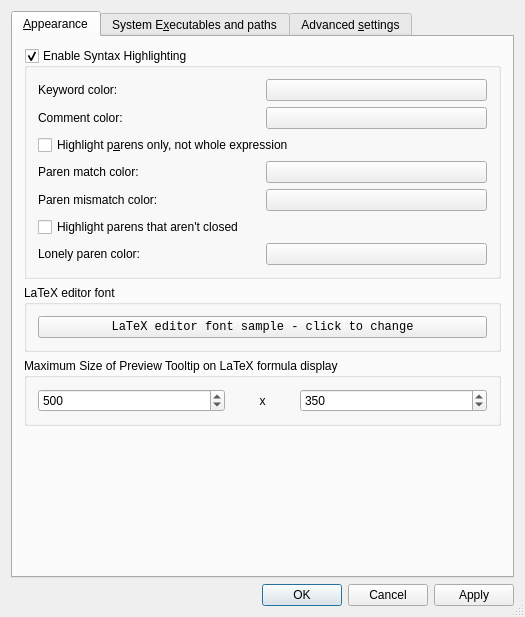
CryFeiFei/klatexformula, file src/klfsettingsui.ui: the form before one commit.
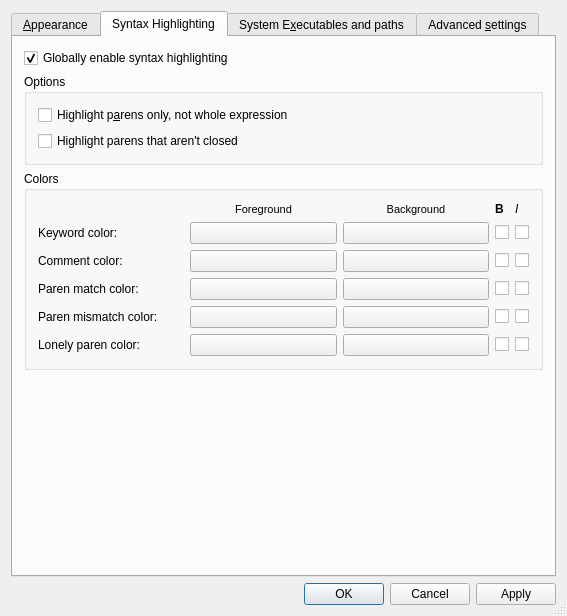
The form after the commit. The open tabs and pages were chosen to show the change. Icons and pictures are not drawn. Custom widgets are drawn as their Qt base class.

Commit message: bugfixes, added meta-info in saved images, added preview tooltip, ... has syntax highlighting (though not sure it's new)

The edit to the form file:
```diff
--- a/src/klfsettingsui.ui
+++ b/src/klfsettingsui.ui
@@ -9,8 +9,8 @@
    <rect>
     <x>0</x>
     <y>0</y>
-    <width>525</width>
-    <height>617</height>
+    <width>567</width>
+    <height>616</height>
    </rect>
   </property>
   <property name="minimumSize" >
@@ -37,15 +37,283 @@
       </attribute>
       <layout class="QVBoxLayout" name="verticalLayout_2" >
        <item>
-        <widget class="QGroupBox" name="gbxSH" >
+        <widget class="QGroupBox" name="gbxEditorFont" >
          <property name="title" >
-          <string>Enable Syntax Highlighting</string>
+          <string>LaTeX editor fonts</string>
          </property>
-         <property name="checkable" >
+         <layout class="QVBoxLayout" name="verticalLayout" >
+          <item>
+           <widget class="QPushButton" name="btnAppearFont" >
+            <property name="font" >
+             <font>
+              <family>Courier New</family>
+              <pointsize>9</pointsize>
+             </font>
+            </property>
+            <property name="text" >
+             <string>Main editor font sample - click to change</string>
+            </property>
+           </widget>
+          </item>
+          <item>
+           <widget class="QPushButton" name="btnAppearPreambleFont" >
+            <property name="font" >
+             <font>
+              <family>Courier New</family>
+              <pointsize>9</pointsize>
+             </font>
+            </property>
+            <property name="text" >
+             <string>Preamble editor font sample - click to change</string>
+            </property>
+           </widget>
+          </item>
+         </layout>
+        </widget>
+       </item>
+       <item>
+        <widget class="QGroupBox" name="gbxPreviewSize" >
+         <property name="title" >
+          <string>Preview Size</string>
+         </property>
+         <layout class="QHBoxLayout" name="horizontalLayout_4" >
+          <item>
+           <widget class="QSpinBox" name="spnPreviewWidth" >
+            <property name="sizePolicy" >
+             <sizepolicy vsizetype="Fixed" hsizetype="Preferred" >
+              <horstretch>3</horstretch>
+              <verstretch>0</verstretch>
+             </sizepolicy>
+            </property>
+            <property name="minimum" >
+             <number>10</number>
+            </property>
+            <property name="maximum" >
+             <number>1000</number>
+            </property>
+            <property name="value" >
+             <number>500</number>
+            </property>
+           </widget>
+          </item>
+          <item>
+           <widget class="QLabel" name="lblPreviewX_2" >
+            <property name="sizePolicy" >
+             <sizepolicy vsizetype="Preferred" hsizetype="Preferred" >
+              <horstretch>1</horstretch>
+              <verstretch>0</verstretch>
+             </sizepolicy>
+            </property>
+            <property name="text" >
+             <string>x</string>
+            </property>
+            <property name="alignment" >
+             <set>Qt::AlignCenter</set>
+            </property>
+            <property name="wordWrap" >
+             <bool>false</bool>
+            </property>
+           </widget>
+          </item>
+          <item>
+           <widget class="QSpinBox" name="spnPreviewHeight" >
+            <property name="sizePolicy" >
+             <sizepolicy vsizetype="Fixed" hsizetype="Preferred" >
+              <horstretch>3</horstretch>
+              <verstretch>0</verstretch>
+             </sizepolicy>
+            </property>
+            <property name="minimum" >
+             <number>10</number>
+            </property>
+            <property name="maximum" >
+             <number>1000</number>
+            </property>
+            <property name="value" >
+             <number>350</number>
+            </property>
+           </widget>
+          </item>
+         </layout>
+        </widget>
+       </item>
+       <item>
+        <widget class="QGroupBox" name="gbxTooltipSize" >
+         <property name="title" >
+          <string>Maximum Size of Preview Tooltip on LaTeX formula display</string>
+         </property>
+         <layout class="QHBoxLayout" name="horizontalLayout_2" >
+          <item>
+           <widget class="QSpinBox" name="spnTooltipMaxWidth" >
+            <property name="sizePolicy" >
+             <sizepolicy vsizetype="Fixed" hsizetype="Preferred" >
+              <horstretch>3</horstretch>
+              <verstretch>0</verstretch>
+             </sizepolicy>
+            </property>
+            <property name="minimum" >
+             <number>10</number>
+            </property>
+            <property name="maximum" >
+             <number>1000</number>
+            </property>
+            <property name="value" >
+             <number>500</number>
+            </property>
+           </widget>
+          </item>
+          <item>
+           <widget class="QLabel" name="lblPreviewX" >
+            <property name="sizePolicy" >
+             <sizepolicy vsizetype="Preferred" hsizetype="Preferred" >
+              <horstretch>1</horstretch>
+              <verstretch>0</verstretch>
+             </sizepolicy>
+            </property>
+            <property name="text" >
+             <string>x</string>
+            </property>
+            <property name="alignment" >
+             <set>Qt::AlignCenter</set>
+            </property>
+            <property name="wordWrap" >
+             <bool>false</bool>
+            </property>
+           </widget>
+          </item>
+          <item>
+           <widget class="QSpinBox" name="spnTooltipMaxHeight" >
+            <property name="sizePolicy" >
+             <sizepolicy vsizetype="Fixed" hsizetype="Preferred" >
+              <horstretch>3</horstretch>
+              <verstretch>0</verstretch>
+             </sizepolicy>
+            </property>
+            <property name="minimum" >
+             <number>10</number>
+            </property>
+            <property name="maximum" >
+             <number>1000</number>
+            </property>
+            <property name="value" >
+             <number>350</number>
+            </property>
+           </widget>
+          </item>
+         </layout>
+        </widget>
+       </item>
+       <item>
+        <spacer name="spacer3" >
+         <property name="orientation" >
+          <enum>Qt::Vertical</enum>
+         </property>
+         <property name="sizeType" >
+          <enum>QSizePolicy::Expanding</enum>
+         </property>
+         <property name="sizeHint" stdset="0" >
+          <size>
+           <width>20</width>
+           <height>70</height>
+          </size>
+         </property>
+        </spacer>
+       </item>
+      </layout>
+     </widget>
+     <widget class="QWidget" name="tab" >
+      <attribute name="title" >
+       <string>Syntax Highlighting</string>
+      </attribute>
+      <layout class="QVBoxLayout" name="verticalLayout_6" >
+       <item>
+        <widget class="QCheckBox" name="chkSHEnable" >
+         <property name="text" >
+          <string>Globally enable syntax highlighting</string>
+         </property>
+         <property name="checked" >
           <bool>true</bool>
+         </property>
+        </widget>
+       </item>
+       <item>
+        <widget class="QGroupBox" name="gbxSHOptions" >
+         <property name="title" >
+          <string>Options</string>
+         </property>
+         <layout class="QVBoxLayout" name="verticalLayout_5" >
+          <item>
+           <widget class="QCheckBox" name="chkSHHighlightParensOnly" >
+            <property name="text" >
+             <string>Highlight p&amp;arens only, not whole expression</string>
+            </property>
+            <property name="shortcut" >
+             <string>Alt+A</string>
+            </property>
+           </widget>
+          </item>
+          <item>
+           <widget class="QCheckBox" name="chkSHHighlightLonelyParen" >
+            <property name="text" >
+             <string>Highlight parens that aren't closed</string>
+            </property>
+            <property name="shortcut" >
+             <string/>
+            </property>
+           </widget>
+          </item>
+         </layout>
+        </widget>
+       </item>
+       <item>
+        <widget class="QGroupBox" name="gbxSHColors" >
+         <property name="title" >
+          <string>Colors</string>
          </property>
          <layout class="QGridLayout" name="gridLayout" >
-          <item row="0" column="0" >
+          <item row="0" column="1" >
+           <widget class="QLabel" name="lblSHForeground" >
+            <property name="maximumSize" >
+             <size>
+              <width>16777215</width>
+              <height>15</height>
+             </size>
+            </property>
+            <property name="font" >
+             <font>
+              <pointsize>8</pointsize>
+             </font>
+            </property>
+            <property name="text" >
+             <string>Foreground</string>
+            </property>
+            <property name="alignment" >
+             <set>Qt::AlignCenter</set>
+            </property>
+           </widget>
+          </item>
+          <item row="0" column="2" >
+           <widget class="QLabel" name="lblSHBackground" >
+            <property name="maximumSize" >
+             <size>
+              <width>16777215</width>
+              <height>15</height>
+             </size>
+            </property>
+            <property name="font" >
+             <font>
+              <pointsize>8</pointsize>
+             </font>
+            </property>
+            <property name="text" >
+             <string>Background</string>
+            </property>
+            <property name="alignment" >
+             <set>Qt::AlignCenter</set>
+            </property>
+           </widget>
+          </item>
+          <item row="1" column="0" >
            <widget class="QLabel" name="lblSHKeyword" >
             <property name="text" >
              <string>Keyword color:</string>
@@ -58,10 +326,76 @@
             </property>
            </widget>
           </item>
-          <item row="0" column="1" >
-           <widget class="KLFColorChooser" name="colSHKeyword" />
+          <item row="1" column="1" >
+           <widget class="KLFColorChooser" name="colSHKeyword" >
+            <property name="allowDefaultState" stdset="0" >
+             <bool>true</bool>
+            </property>
+            <property name="showSize" stdset="0" >
+             <size>
+              <width>50</width>
+              <height>16</height>
+             </size>
+            </property>
+           </widget>
           </item>
-          <item row="1" column="0" >
+          <item row="1" column="2" >
+           <widget class="KLFColorChooser" name="colSHKeywordBg" >
+            <property name="allowDefaultState" stdset="0" >
+             <bool>true</bool>
+            </property>
+            <property name="showSize" stdset="0" >
+             <size>
+              <width>50</width>
+              <height>16</height>
+             </size>
+            </property>
+           </widget>
+          </item>
+          <item row="1" column="3" >
+           <widget class="QCheckBox" name="chkSHKeywordB" >
+            <property name="sizePolicy" >
+             <sizepolicy vsizetype="Fixed" hsizetype="Fixed" >
+              <horstretch>0</horstretch>
+              <verstretch>0</verstretch>
+             </sizepolicy>
+            </property>
+            <property name="font" >
+             <font>
+              <weight>75</weight>
+              <bold>true</bold>
+             </font>
+            </property>
+            <property name="text" >
+             <string/>
+            </property>
+            <property name="tristate" >
+             <bool>true</bool>
+            </property>
+           </widget>
+          </item>
+          <item row="1" column="4" >
+           <widget class="QCheckBox" name="chkSHKeywordI" >
+            <property name="sizePolicy" >
+             <sizepolicy vsizetype="Fixed" hsizetype="Fixed" >
+              <horstretch>0</horstretch>
+              <verstretch>0</verstretch>
+             </sizepolicy>
+            </property>
+            <property name="font" >
+             <font>
+              <italic>true</italic>
+             </font>
+            </property>
+            <property name="text" >
+             <string/>
+            </property>
+            <property name="tristate" >
+             <bool>true</bool>
+            </property>
+           </widget>
+          </item>
+          <item row="2" column="0" >
            <widget class="QLabel" name="lblSHComment" >
             <property name="text" >
              <string>Comment color:</string>
@@ -74,20 +408,76 @@
             </property>
            </widget>
           </item>
-          <item row="1" column="1" >
-           <widget class="KLFColorChooser" name="colSHComment" />
+          <item row="2" column="1" >
+           <widget class="KLFColorChooser" name="colSHComment" >
+            <property name="allowDefaultState" stdset="0" >
+             <bool>true</bool>
+            </property>
+            <property name="showSize" stdset="0" >
+             <size>
+              <width>50</width>
+              <height>16</height>
+             </size>
+            </property>
+           </widget>
           </item>
-          <item row="2" column="0" colspan="2" >
-           <widget class="QCheckBox" name="chkSHHighlightParensOnly" >
+          <item row="2" column="2" >
+           <widget class="KLFColorChooser" name="colSHCommentBg" >
+            <property name="allowDefaultState" stdset="0" >
+             <bool>true</bool>
+            </property>
+            <property name="showSize" stdset="0" >
+             <size>
+              <width>50</width>
+              <height>16</height>
+             </size>
+            </property>
+           </widget>
+          </item>
+          <item row="2" column="3" >
+           <widget class="QCheckBox" name="chkSHCommentB" >
+            <property name="sizePolicy" >
+             <sizepolicy vsizetype="Fixed" hsizetype="Fixed" >
+              <horstretch>0</horstretch>
+              <verstretch>0</verstretch>
+             </sizepolicy>
+            </property>
+            <property name="font" >
+             <font>
+              <weight>75</weight>
+              <bold>true</bold>
+             </font>
+            </property>
             <property name="text" >
-             <string>Highlight p&amp;arens only, not whole expression</string>
+             <string/>
             </property>
             <property name="shortcut" >
              <string>Alt+A</string>
             </property>
            </widget>
           </item>
-          <item row="3" column="0" >
+          <item row="2" column="4" >
+           <widget class="QCheckBox" name="chkSHCommentI" >
+            <property name="sizePolicy" >
+             <sizepolicy vsizetype="Fixed" hsizetype="Fixed" >
+              <horstretch>0</horstretch>
+              <verstretch>0</verstretch>
+             </sizepolicy>
+            </property>
+            <property name="font" >
+             <font>
+              <italic>true</italic>
+             </font>
+            </property>
+            <property name="text" >
+             <string/>
+            </property>
+            <property name="tristate" >
+             <bool>true</bool>
+            </property>
+           </widget>
+          </item>
+          <item row="4" column="0" >
            <widget class="QLabel" name="lblSHParenMatch" >
             <property name="text" >
              <string>Paren match color:</string>
@@ -100,10 +490,76 @@
             </property>
            </widget>
           </item>
-          <item row="3" column="1" >
-           <widget class="KLFColorChooser" name="colSHParenMatch" />
+          <item row="4" column="1" >
+           <widget class="KLFColorChooser" name="colSHParenMatch" >
+            <property name="allowDefaultState" stdset="0" >
+             <bool>true</bool>
+            </property>
+            <property name="showSize" stdset="0" >
+             <size>
+              <width>50</width>
+              <height>16</height>
+             </size>
+            </property>
+           </widget>
           </item>
-          <item row="4" column="0" >
+          <item row="4" column="2" >
+           <widget class="KLFColorChooser" name="colSHParenMatchBg" >
+            <property name="allowDefaultState" stdset="0" >
+             <bool>true</bool>
+            </property>
+            <property name="showSize" stdset="0" >
+             <size>
+              <width>50</width>
+              <height>16</height>
+             </size>
+            </property>
+           </widget>
+          </item>
+          <item row="4" column="3" >
+           <widget class="QCheckBox" name="chkSHParenMatchB" >
+            <property name="sizePolicy" >
+             <sizepolicy vsizetype="Fixed" hsizetype="Fixed" >
+              <horstretch>0</horstretch>
+              <verstretch>0</verstretch>
+             </sizepolicy>
+            </property>
+            <property name="font" >
+             <font>
+              <weight>75</weight>
+              <bold>true</bold>
+             </font>
+            </property>
+            <property name="text" >
+             <string/>
+            </property>
+            <property name="tristate" >
+             <bool>true</bool>
+            </property>
+           </widget>
+          </item>
+          <item row="4" column="4" >
+           <widget class="QCheckBox" name="chkSHParenMatchI" >
+            <property name="sizePolicy" >
+             <sizepolicy vsizetype="Fixed" hsizetype="Fixed" >
+              <horstretch>0</horstretch>
+              <verstretch>0</verstretch>
+             </sizepolicy>
+            </property>
+            <property name="font" >
+             <font>
+              <italic>true</italic>
+             </font>
+            </property>
+            <property name="text" >
+             <string/>
+            </property>
+            <property name="tristate" >
+             <bool>true</bool>
+            </property>
+           </widget>
+          </item>
+          <item row="5" column="0" >
            <widget class="QLabel" name="lblSHParenMismatch" >
             <property name="text" >
              <string>Paren mismatch color:</string>
@@ -116,20 +572,73 @@
             </property>
            </widget>
           </item>
-          <item row="4" column="1" >
-           <widget class="KLFColorChooser" name="colSHParenMismatch" />
+          <item row="5" column="1" >
+           <widget class="KLFColorChooser" name="colSHParenMismatch" >
+            <property name="allowDefaultState" stdset="0" >
+             <bool>true</bool>
+            </property>
+            <property name="showSize" stdset="0" >
+             <size>
+              <width>50</width>
+              <height>16</height>
+             </size>
+            </property>
+           </widget>
           </item>
-          <item row="5" column="0" >
-           <widget class="QCheckBox" name="chkSHHighlightLonelyParen" >
+          <item row="5" column="2" >
+           <widget class="KLFColorChooser" name="colSHParenMismatchBg" >
+            <property name="allowDefaultState" stdset="0" >
+             <bool>true</bool>
+            </property>
+            <property name="showSize" stdset="0" >
+             <size>
+              <width>50</width>
+              <height>16</height>
+             </size>
+            </property>
+           </widget>
+          </item>
+          <item row="5" column="3" >
+           <widget class="QCheckBox" name="chkSHParenMismatchB" >
+            <property name="sizePolicy" >
+             <sizepolicy vsizetype="Fixed" hsizetype="Fixed" >
+              <horstretch>0</horstretch>
+              <verstretch>0</verstretch>
+             </sizepolicy>
+            </property>
+            <property name="font" >
+             <font>
+              <weight>75</weight>
+              <bold>true</bold>
+             </font>
+            </property>
             <property name="text" >
-             <string>Highlight parens that aren't closed</string>
+             <string/>
             </property>
-            <property name="shortcut" >
+            <property name="tristate" >
+             <bool>true</bool>
+            </property>
+           </widget>
+          </item>
+          <item row="5" column="4" >
+           <widget class="QCheckBox" name="chkSHParenMismatchI" >
+            <property name="sizePolicy" >
+             <sizepolicy vsizetype="Fixed" hsizetype="Fixed" >
+              <horstretch>0</horstretch>
+              <verstretch>0</verstretch>
+             </sizepolicy>
+            </property>
+            <property name="font" >
+             <font>
+              <italic>true</italic>
+             </font>
+            </property>
+            <property name="text" >
              <string/>
             </property>
            </widget>
           </item>
-          <item row="6" column="0" >
+          <item row="7" column="0" >
            <widget class="QLabel" name="lblSHLonelyParen" >
             <property name="text" >
              <string>Lonely paren color:</string>
@@ -142,69 +651,88 @@
             </property>
            </widget>
           </item>
-          <item row="6" column="1" >
-           <widget class="KLFColorChooser" name="colSHLonelyParen" />
+          <item row="7" column="1" >
+           <widget class="KLFColorChooser" name="colSHLonelyParen" >
+            <property name="allowDefaultState" stdset="0" >
+             <bool>true</bool>
+            </property>
+            <property name="showSize" stdset="0" >
+             <size>
+              <width>50</width>
+              <height>16</height>
+             </size>
+            </property>
+           </widget>
           </item>
-         </layout>
-        </widget>
-       </item>
-       <item>
-        <widget class="QGroupBox" name="gbxEditorFont" >
-         <property name="title" >
-          <string>LaTeX editor font</string>
-         </property>
-         <layout class="QVBoxLayout" name="verticalLayout" >
-          <item>
-           <widget class="QPushButton" name="btnAppearFont" >
+          <item row="7" column="2" >
+           <widget class="KLFColorChooser" name="colSHLonelyParenBg" >
+            <property name="allowDefaultState" stdset="0" >
+             <bool>true</bool>
+            </property>
+            <property name="showSize" stdset="0" >
+             <size>
+              <width>50</width>
+              <height>16</height>
+             </size>
+            </property>
+           </widget>
+          </item>
+          <item row="7" column="3" >
+           <widget class="QCheckBox" name="chkSHLonelyParenB" >
+            <property name="sizePolicy" >
+             <sizepolicy vsizetype="Fixed" hsizetype="Fixed" >
+              <horstretch>0</horstretch>
+              <verstretch>0</verstretch>
+             </sizepolicy>
+            </property>
             <property name="font" >
              <font>
-              <family>Courier New</family>
-              <pointsize>9</pointsize>
+              <weight>75</weight>
+              <bold>true</bold>
              </font>
             </property>
             <property name="text" >
-             <string>LaTeX editor font sample - click to change</string>
+             <string/>
             </property>
            </widget>
           </item>
-         </layout>
-        </widget>
-       </item>
-       <item>
-        <widget class="QGroupBox" name="groupBox_2" >
-         <property name="title" >
-          <string>Maximum Size of Preview Tooltip on LaTeX formula display</string>
-         </property>
-         <layout class="QHBoxLayout" name="horizontalLayout_2" >
-          <item>
-           <widget class="QSpinBox" name="spnPreviewMaxWidth" >
+          <item row="7" column="4" >
+           <widget class="QCheckBox" name="chkSHLonelyParenI" >
             <property name="sizePolicy" >
-             <sizepolicy vsizetype="Fixed" hsizetype="Preferred" >
-              <horstretch>3</horstretch>
+             <sizepolicy vsizetype="Fixed" hsizetype="Fixed" >
+              <horstretch>0</horstretch>
               <verstretch>0</verstretch>
              </sizepolicy>
             </property>
-            <property name="minimum" >
-             <number>10</number>
+            <property name="font" >
+             <font>
+              <italic>true</italic>
+             </font>
             </property>
-            <property name="maximum" >
-             <number>1000</number>
+            <property name="text" >
+             <string/>
             </property>
-            <property name="value" >
-             <number>500</number>
+            <property name="tristate" >
+             <bool>true</bool>
             </property>
            </widget>
           </item>
-          <item>
-           <widget class="QLabel" name="lblPreviewX" >
+          <item row="0" column="3" >
+           <widget class="QLabel" name="lblSHBold" >
             <property name="sizePolicy" >
-             <sizepolicy vsizetype="Preferred" hsizetype="Preferred" >
-              <horstretch>1</horstretch>
+             <sizepolicy vsizetype="Fixed" hsizetype="Fixed" >
+              <horstretch>0</horstretch>
               <verstretch>0</verstretch>
              </sizepolicy>
             </property>
+            <property name="font" >
+             <font>
+              <weight>75</weight>
+              <bold>true</bold>
+             </font>
+            </property>
             <property name="text" >
-             <string>x</string>
+             <string>B</string>
             </property>
             <property name="alignment" >
              <set>Qt::AlignCenter</set>
@@ -214,30 +742,29 @@
             </property>
            </widget>
           </item>
-          <item>
-           <widget class="QSpinBox" name="spnPreviewMaxHeight" >
+          <item row="0" column="4" >
+           <widget class="QLabel" name="lblSHItalic" >
             <property name="sizePolicy" >
-             <sizepolicy vsizetype="Fixed" hsizetype="Preferred" >
-              <horstretch>3</horstretch>
+             <sizepolicy vsizetype="Fixed" hsizetype="Fixed" >
+              <horstretch>0</horstretch>
               <verstretch>0</verstretch>
              </sizepolicy>
             </property>
-            <property name="minimum" >
-             <number>10</number>
+            <property name="font" >
+             <font>
+              <italic>true</italic>
+             </font>
             </property>
-            <property name="maximum" >
-             <number>1000</number>
+            <property name="text" >
+             <string>I  </string>
             </property>
-            <property name="value" >
-             <number>350</number>
-            </property>
            </widget>
           </item>
          </layout>
         </widget>
        </item>
        <item>
-        <spacer name="spacer3" >
+        <spacer name="verticalSpacer" >
          <property name="orientation" >
           <enum>Qt::Vertical</enum>
          </property>
@@ -247,7 +774,7 @@
          <property name="sizeHint" stdset="0" >
           <size>
            <width>20</width>
-           <height>70</height>
+           <height>87</height>
           </size>
          </property>
         </spacer>
```
Left out of the diff: 361 changed lines with no effect on the pictures. The commit also changes 27 other files.
